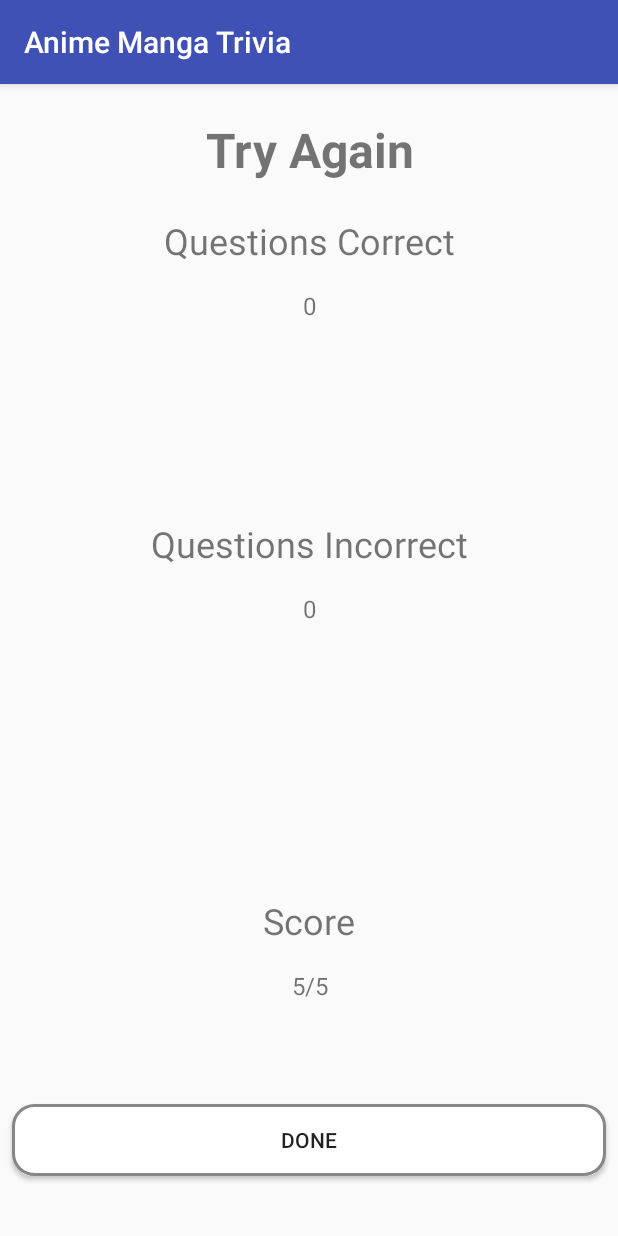
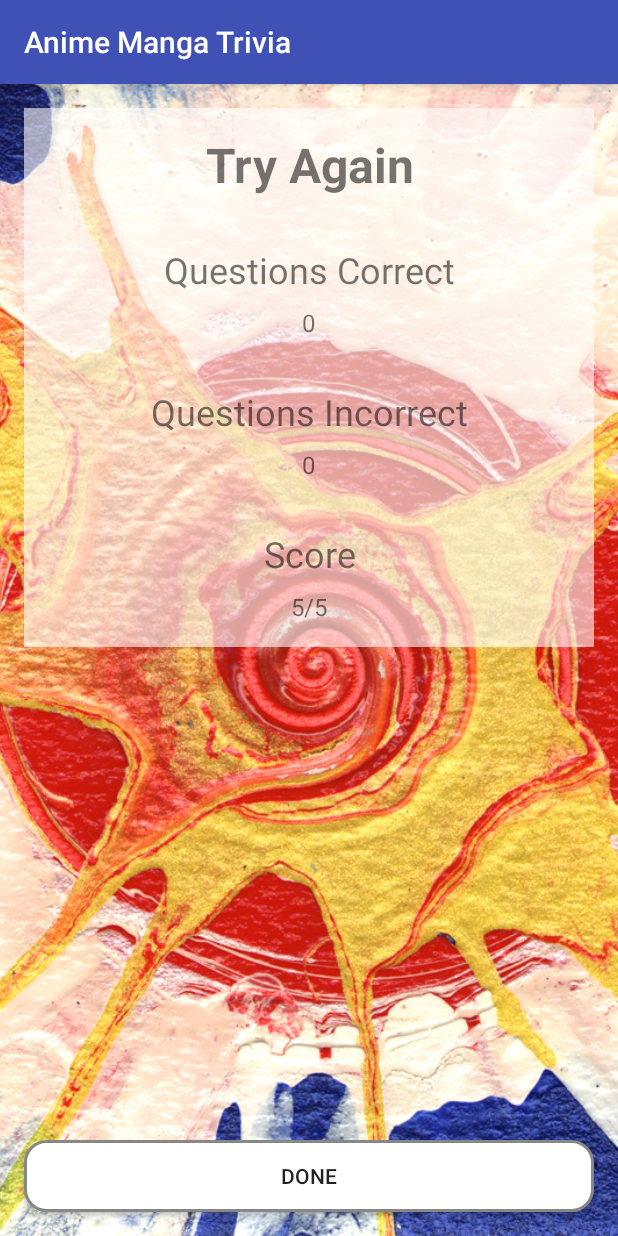
Before and after one commit to CarloAntonio/Anime-Manga-Trivia, an Android app: the ResultsActivity screen opened directly, with no data from a screen before it, on a phone screen of 412 x 824 dp. Run offline under Robolectric (Android 15) with nearby library versions, the phone set to English and light mode, and no system bars; our stand-ins replace ButterKnife; libraries missing offline, so code that uses them is left out: com.jakewharton.rxbinding2; pictures from the network do not load; 3 statements that could not run were skipped.

Commit message:
chore: add background image to results activity

```diff
--- a/app/src/main/java/com/riskitbiskit/animemangatrivia/ResultsActivity.java
+++ b/app/src/main/java/com/riskitbiskit/animemangatrivia/ResultsActivity.java
@@ -1,11 +1,14 @@
 package com.riskitbiskit.animemangatrivia;
 
 import android.content.Intent;
+import android.support.constraint.ConstraintLayout;
 import android.support.v7.app.AppCompatActivity;
 import android.os.Bundle;
 import android.widget.Button;
+import android.widget.ImageView;
 import android.widget.TextView;
 
+import com.bumptech.glide.Glide;
 import com.jakewharton.rxbinding2.view.RxView;
 
 import java.io.Serializable;
@@ -28,6 +31,8 @@ public class ResultsActivity extends AppCompatActivity {
     TextView resultGreetingTV;
     @BindView(R.id.done_bt)
     Button doneBt;
+    @BindView(R.id.results_background)
+    ImageView resultsBackground;
 
     //Global variables
     List<Question.Results> mResults;
@@ -40,6 +45,8 @@ public class ResultsActivity extends AppCompatActivity {
         super.onCreate(savedInstanceState);
         setContentView(R.layout.activity_results);
         ButterKnife.bind(this);
+
+        Glide.with(this).load(R.drawable.am_image_1).into(resultsBackground);
 
         Intent intent = getIntent();
         pullFromIntent(intent);
--- a/app/src/main/res/layout/activity_results.xml
+++ b/app/src/main/res/layout/activity_results.xml
@@ -1,130 +1,111 @@
 <?xml version="1.0" encoding="utf-8"?>
-<android.support.constraint.ConstraintLayout
+
+<RelativeLayout
     xmlns:android="http://schemas.android.com/apk/res/android"
     xmlns:app="http://schemas.android.com/apk/res-auto"
     xmlns:tools="http://schemas.android.com/tools"
     android:layout_width="match_parent"
+    android:layout_height="match_parent">
+
+    <ImageView
+        android:id="@+id/results_background"
+        android:layout_width="match_parent"
         android:layout_height="match_parent"
+        android:scaleType="centerCrop"/>
+
+    <LinearLayout
+        android:layout_width="match_parent"
+        android:layout_height="wrap_content"
+        android:layout_margin="16dp"
+        android:background="#9FFF"
+        android:orientation="vertical"
+        android:paddingBottom="16dp"
         tools:context="com.riskitbiskit.animemangatrivia.ResultsActivity">
 
         <TextView
             android:id="@+id/result_greeting_tv"
             android:layout_width="match_parent"
-        android:layout_height="56dp"
+            android:layout_height="wrap_content"
             android:layout_margin="16dp"
-        android:layout_marginEnd="8dp"
-        android:layout_marginStart="8dp"
-        android:layout_marginTop="8dp"
             android:gravity="center"
             android:text="Try Again"
             android:textSize="32sp"
-        android:textStyle="bold"
-        app:layout_constraintEnd_toEndOf="parent"
-        app:layout_constraintStart_toStartOf="parent"
-        app:layout_constraintTop_toTopOf="parent"/>
+            android:textStyle="bold"/>
 
         <TextView
             android:id="@+id/number_correct_header"
-        android:layout_width="wrap_content"
+            android:layout_width="match_parent"
             android:layout_height="wrap_content"
-        android:layout_margin="16dp"
-        android:layout_marginEnd="8dp"
-        android:layout_marginStart="8dp"
-        android:layout_marginTop="8dp"
+            android:layout_marginTop="16dp"
+            android:layout_marginLeft="16dp"
+            android:layout_marginRight="16dp"
+            android:gravity="center"
             android:text="Questions Correct"
-        android:textSize="24sp"
-        app:layout_constraintEnd_toEndOf="parent"
-        app:layout_constraintStart_toStartOf="parent"
-        app:layout_constraintTop_toBottomOf="@+id/result_greeting_tv"/>
+            android:textSize="24sp"/>
 
         <TextView
             android:id="@+id/total_correct"
             android:layout_width="wrap_content"
             android:layout_height="wrap_content"
-        android:layout_margin="16dp"
-        android:layout_marginTop="16dp"
+            android:layout_gravity="center"
+            android:layout_marginTop="8dp"
+            android:layout_marginLeft="16dp"
+            android:layout_marginRight="16dp"
             android:textSize="16sp"
-        android:text="5"
-        app:layout_constraintLeft_toLeftOf="parent"
-        app:layout_constraintRight_toRightOf="parent"
-        app:layout_constraintTop_toBottomOf="@+id/number_correct_header"
-        />
+            android:text="5"/>
 
         <TextView
             android:id="@+id/number_incorrect_header"
-        android:layout_width="wrap_content"
+            android:layout_width="match_parent"
             android:layout_height="wrap_content"
-        android:layout_margin="16dp"
-        android:layout_marginBottom="8dp"
-        android:layout_marginEnd="8dp"
-        android:layout_marginStart="8dp"
-        android:layout_marginTop="8dp"
+            android:layout_marginTop="32dp"
+            android:layout_marginLeft="16dp"
+            android:layout_marginRight="16dp"
+            android:gravity="center"
             android:text="Questions Incorrect"
-        android:textSize="24sp"
-        app:layout_constraintBottom_toBottomOf="parent"
-        app:layout_constraintEnd_toEndOf="parent"
-        app:layout_constraintStart_toStartOf="parent"
-        app:layout_constraintTop_toTopOf="parent"
-        app:layout_constraintVertical_bias="0.39"/>
+            android:textSize="24sp"/>
 
         <TextView
             android:id="@+id/total_incorrect"
             android:layout_width="wrap_content"
             android:layout_height="wrap_content"
-        android:layout_margin="16dp"
-        android:layout_marginTop="12dp"
-        android:text="3"
+            android:layout_gravity="center"
+            android:layout_marginTop="8dp"
+            android:layout_marginLeft="16dp"
+            android:layout_marginRight="16dp"
             android:textSize="16sp"
-        app:layout_constraintLeft_toLeftOf="parent"
-        app:layout_constraintRight_toRightOf="parent"
-        app:layout_constraintTop_toBottomOf="@+id/number_incorrect_header"/>
+            android:text="3"/>
 
         <TextView
-        android:layout_width="wrap_content"
+            android:layout_width="match_parent"
             android:layout_height="wrap_content"
-        android:layout_margin="16dp"
-        android:layout_marginBottom="8dp"
-        android:layout_marginEnd="8dp"
-        android:layout_marginStart="8dp"
-        android:layout_marginTop="8dp"
+            android:layout_marginTop="32dp"
+            android:layout_marginLeft="16dp"
+            android:layout_marginRight="16dp"
+            android:gravity="center"
             android:text="Score"
-        android:textSize="24sp"
-        app:layout_constraintBottom_toTopOf="@+id/score_tv"
-        app:layout_constraintEnd_toEndOf="parent"
-        app:layout_constraintHorizontal_bias="0.501"
-        app:layout_constraintStart_toStartOf="parent"
-        app:layout_constraintTop_toBottomOf="@+id/total_incorrect"
-        app:layout_constraintVertical_bias="1.0"/>
+            android:textSize="24sp"/>
 
         <TextView
             android:id="@+id/score_tv"
             android:layout_width="wrap_content"
             android:layout_height="wrap_content"
-        android:layout_marginBottom="156dp"
-        android:layout_marginEnd="8dp"
-        android:layout_marginStart="8dp"
-        android:text="5/5"
+            android:layout_gravity="center"
+            android:layout_marginTop="8dp"
+            android:layout_marginLeft="16dp"
+            android:layout_marginRight="16dp"
             android:textSize="16sp"
-        app:layout_constraintBottom_toBottomOf="parent"
-        app:layout_constraintEnd_toEndOf="parent"
-        app:layout_constraintHorizontal_bias="0.501"
-        app:layout_constraintStart_toStartOf="parent"/>
+            android:text="5/5"/>
+
+    </LinearLayout>
 
     <Button
         android:id="@+id/done_bt"
-        android:background="@drawable/buttonshape"
         android:layout_width="match_parent"
         android:layout_height="wrap_content"
-        android:layout_marginBottom="8dp"
-        android:layout_marginEnd="8dp"
-        android:layout_marginStart="8dp"
-        android:layout_marginTop="8dp"
+        android:layout_margin="16dp"
+        android:background="@drawable/buttonshape"
         android:text="Done"
-        app:layout_constraintBottom_toBottomOf="parent"
-        app:layout_constraintEnd_toEndOf="parent"
-        app:layout_constraintHorizontal_bias="0.0"
-        app:layout_constraintStart_toStartOf="parent"
-        app:layout_constraintTop_toBottomOf="@+id/score_tv"
-        app:layout_constraintVertical_bias="0.652"/>
+        android:layout_alignParentBottom="true"/>
 
-</android.support.constraint.ConstraintLayout>
+</RelativeLayout>
```
Lines whose indentation alone changed are shown as unchanged.
